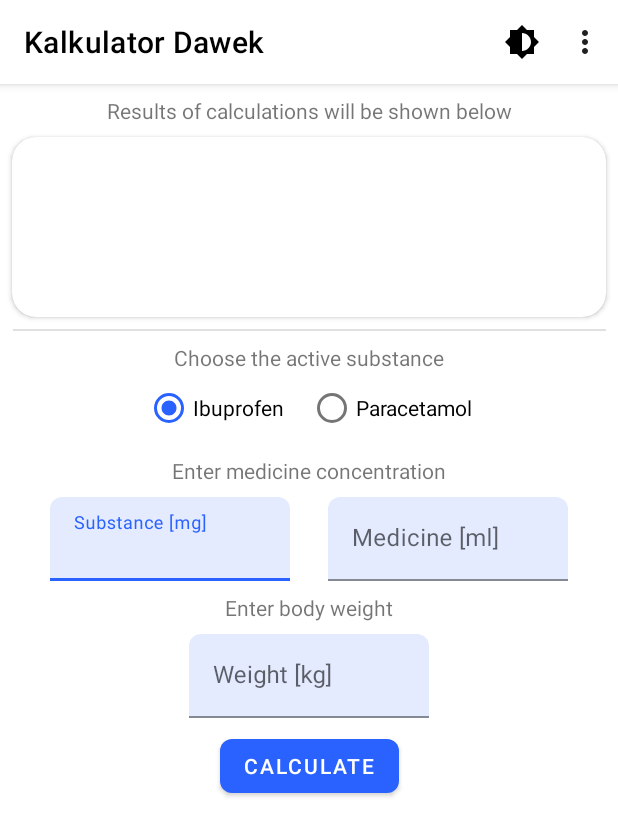
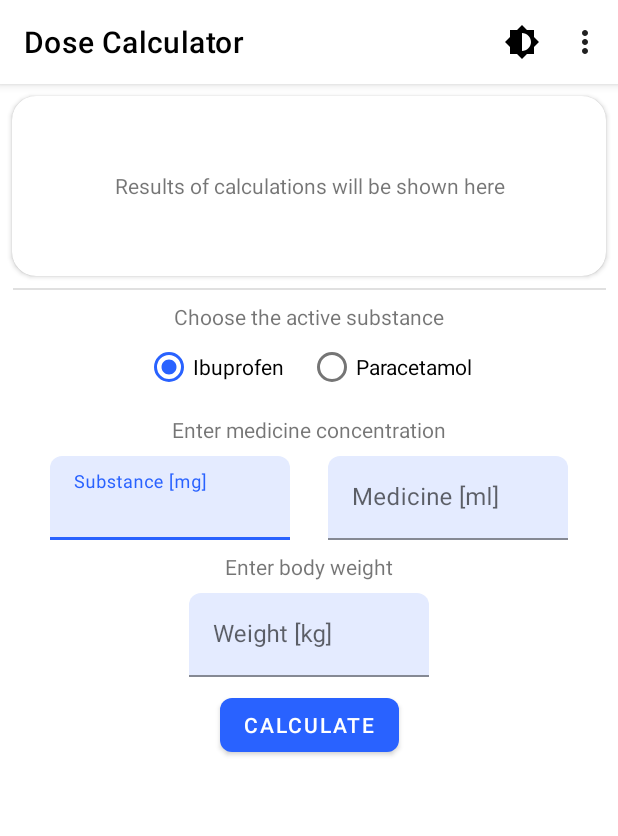
Before and after one commit to OMIsie11/DoseCalculator, an Android app: the screen it shows after launch (MainActivity), on a phone screen of 412 x 824 dp. Shown: the top 836 px of the screen. Run offline under Robolectric (Android 15) with nearby library versions, the phone set to English and light mode, and no system bars.

```diff
--- a/app/src/main/res/layout/content_main.xml
+++ b/app/src/main/res/layout/content_main.xml
@@ -9,18 +9,6 @@
             android:layout_width="match_parent"
             android:layout_height="wrap_content">
 
-        <TextView
-                android:id="@+id/text_result_warning"
-                android:text="Results of calculations will be shown below"
-                android:layout_width="wrap_content"
-                android:layout_height="wrap_content"
-                app:layout_constraintStart_toStartOf="parent"
-                android:layout_marginStart="8dp"
-                app:layout_constraintEnd_toEndOf="parent"
-                android:layout_marginEnd="8dp"
-                android:layout_marginTop="8dp"
-                app:layout_constraintTop_toTopOf="parent"/>
-
         <androidx.cardview.widget.CardView
                 android:id="@+id/card_result"
                 android:layout_width="match_parent"
@@ -29,13 +17,13 @@
                 app:cardCornerRadius="16dp"
                 app:layout_constraintStart_toStartOf="parent"
                 app:layout_constraintEnd_toEndOf="parent"
-                app:layout_constraintTop_toBottomOf="@id/text_result_warning"
+                app:layout_constraintTop_toTopOf="parent"
                 android:layout_marginStart="8dp"
                 android:layout_marginEnd="8dp"
                 android:layout_marginTop="8dp">
             <TextView
                     android:id="@+id/text_result"
-                    android:text=""
+                    android:text="@string/results_of_calculations_will_be_shown_here"
                     android:layout_width="match_parent"
                     android:layout_height="wrap_content"
                     android:minHeight="120dp"
@@ -57,7 +45,7 @@
                 android:layout_marginTop="8dp"/>
         <TextView
                 android:id="@+id/textView7"
-                android:text="Choose the active substance"
+                android:text="@string/choose_the_active_substance"
                 android:layout_width="wrap_content"
                 android:layout_height="wrap_content"
                 app:layout_constraintTop_toBottomOf="@id/divider"
@@ -83,19 +71,19 @@
                     android:id="@+id/radio_ibuprofen"
                     android:layout_width="wrap_content"
                     android:layout_height="wrap_content"
-                    android:text="Ibuprofen"/>
+                    android:text="@string/ibuprofen"/>
 
             <RadioButton
                     android:id="@+id/radio_paracetamol"
                     android:layout_width="wrap_content"
                     android:layout_height="wrap_content"
                     android:layout_marginStart="16dp"
-                    android:text="Paracetamol"/>
+                    android:text="@string/paracetamol"/>
         </RadioGroup>
 
         <TextView
                 android:id="@+id/textView8"
-                android:text="Enter medicine concentration"
+                android:text="@string/enter_medicine_concentration"
                 android:layout_width="wrap_content"
                 android:layout_height="wrap_content"
                 android:layout_marginTop="8dp"
@@ -110,7 +98,7 @@
                 android:layout_width="wrap_content"
                 android:layout_height="wrap_content"
                 android:minWidth="160dp"
-                android:hint="Substance [mg]"
+                android:hint="@string/substance_mg"
                 app:layout_constraintTop_toBottomOf="@id/textView8"
                 app:layout_constraintStart_toStartOf="parent"
                 android:layout_marginStart="8dp" android:layout_marginTop="8dp"
@@ -133,7 +121,7 @@
                 android:layout_width="wrap_content"
                 android:layout_height="wrap_content"
                 android:minWidth="160dp"
-                android:hint="Medicine [ml]"
+                android:hint="@string/medicine_ml"
                 app:layout_constraintEnd_toEndOf="parent"
                 android:layout_marginEnd="8dp"
                 app:layout_constraintStart_toEndOf="@+id/textInputLayout_substance"
@@ -152,7 +140,7 @@
 
         <TextView
                 android:id="@+id/textView9"
-                android:text="Enter body weight"
+                android:text="@string/enter_body_weight"
                 android:layout_width="wrap_content"
                 android:layout_height="wrap_content"
                 android:layout_marginTop="8dp"
@@ -165,7 +153,7 @@
                 android:layout_width="wrap_content"
                 android:layout_height="wrap_content"
                 android:minWidth="160dp"
-                android:hint="Weight [kg]"
+                android:hint="@string/weight_kg"
                 app:layout_constraintTop_toBottomOf="@id/textView9"
                 app:layout_constraintStart_toStartOf="parent"
                 android:layout_marginEnd="8dp"
@@ -184,7 +172,7 @@
 
         <com.google.android.material.button.MaterialButton
                 android:id="@+id/button_calculate"
-                android:text="Calculate"
+                android:text="@string/calculate"
                 android:layout_width="wrap_content"
                 android:layout_height="wrap_content"
                 android:layout_marginTop="8dp"
--- a/app/src/main/res/values/strings.xml
+++ b/app/src/main/res/values/strings.xml
@@ -1,3 +1,18 @@
 <resources>
-    <string name="app_name">Kalkulator Dawek</string>
+    <string name="app_name">Dose Calculator</string>
+    <string name="results_of_calculations_will_be_shown_here">Results of calculations will be shown here</string>
+    <string name="choose_the_active_substance">Choose the active substance</string>
+    <string name="ibuprofen">Ibuprofen</string>
+    <string name="paracetamol">Paracetamol</string>
+    <string name="enter_medicine_concentration">Enter medicine concentration</string>
+    <string name="substance_mg">Substance [mg]</string>
+    <string name="medicine_ml">Medicine [ml]</string>
+    <string name="enter_body_weight">Enter body weight</string>
+    <string name="weight_kg">Weight [kg]</string>
+    <string name="calculate">Calculate</string>
+    <string name="this_field_cannot_be_blank">This field cannot be blank</string>
+    <string name="incorrect_input">Incorrect input</string>
+    <string name="result_warning">Note: The following calculations are for information purposes only and do not
+        constitute medical advice.
+    </string>
 </resources>
```
Also changed, not shown: app/src/main/java/io/github/omisie11/kalkulatordawek/MainActivity.kt (+15 -12 lines), 1 other file.
